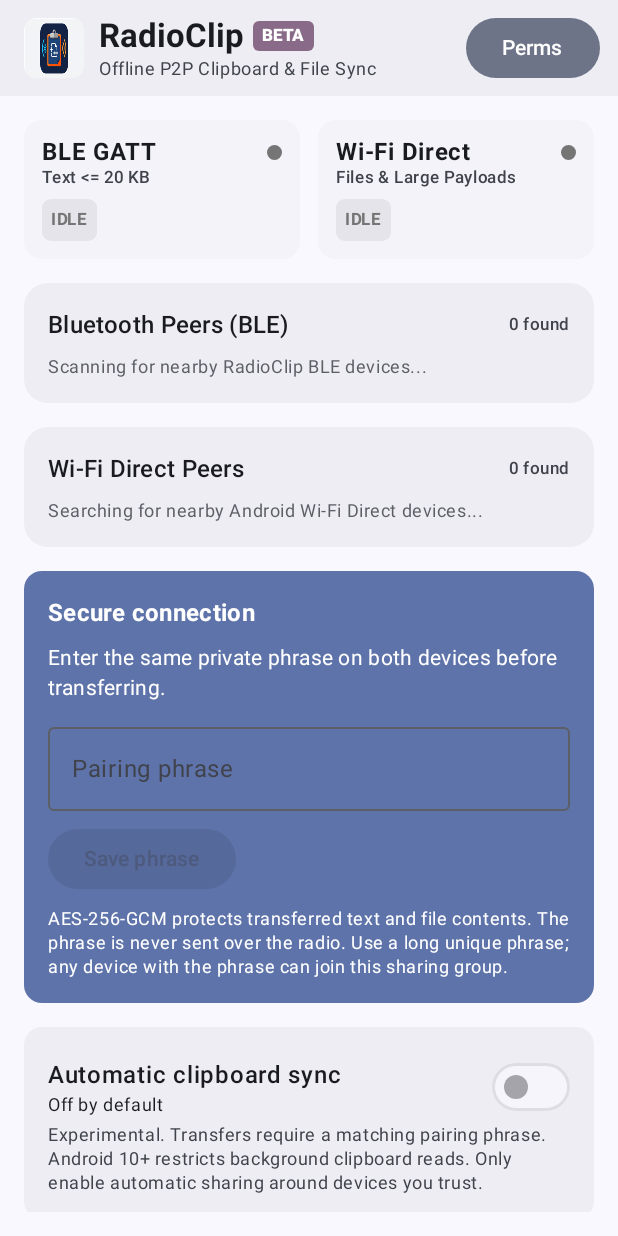
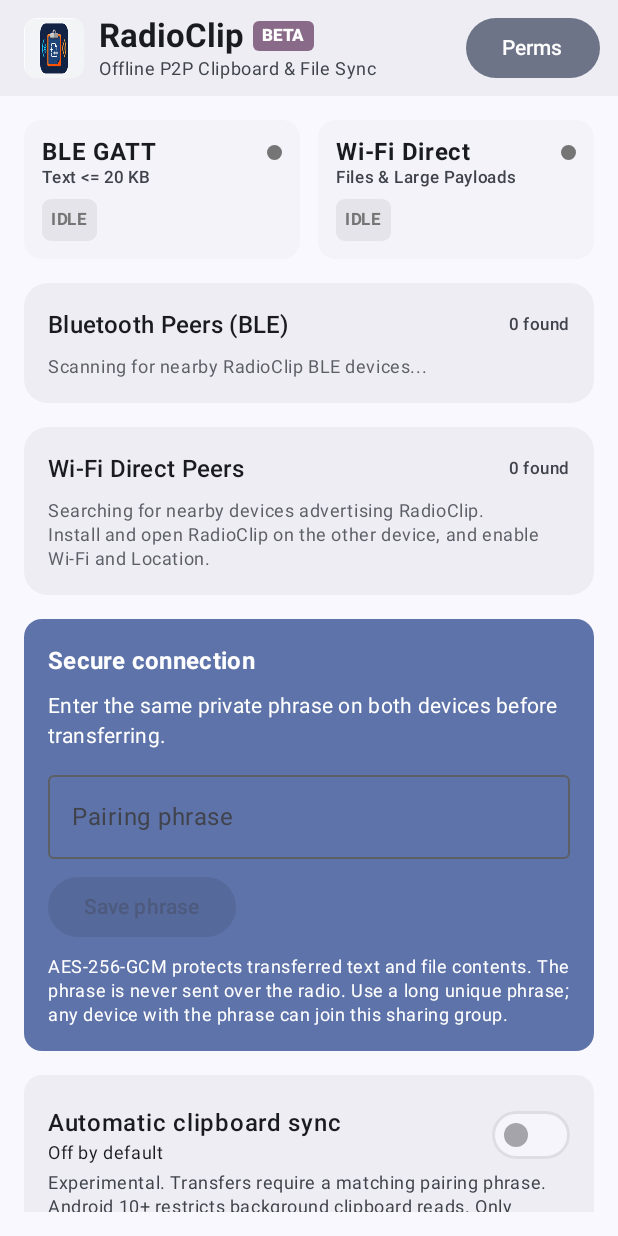
Before and after one commit to almogmaman12/RadioClip, an Android app built with Jetpack Compose: the screen it shows after launch (MainActivity), on a phone screen of 412 x 824 dp. Run offline under Robolectric (Android 15) with nearby library versions, the phone set to English and light mode, and no system bars; 2 statements that could not run were skipped.

Commit message:
Explain RadioClip-only discovery and validate pairing phrases before submission

```diff
--- a/app/src/main/java/com/almog/radioclip/ui/DashboardScreen.kt
+++ b/app/src/main/java/com/almog/radioclip/ui/DashboardScreen.kt
@@ -217,7 +217,7 @@ fun DashboardScreen(
                     title = "Wi-Fi Direct Peers",
                     peers = allWifiPeers,
                     connectedPeers = connectedWifiPeers,
-                    emptyText = "Searching for nearby Android Wi-Fi Direct devices...",
+                    emptyText = "Searching for nearby devices advertising RadioClip.\nInstall and open RadioClip on the other device, and enable Wi-Fi and Location.",
                     transportType = TransportType.WIFI_DIRECT_SOCKET,
                     onConnect = { onConnectPeer(TransportType.WIFI_DIRECT_SOCKET, it) }
                 )
@@ -254,7 +254,9 @@ fun DashboardScreen(
                         )
                         Row(horizontalArrangement = Arrangement.spacedBy(8.dp)) {
                             Button(
-                                enabled = pairingPhrase.length >= 16,
+                                enabled = pairingPhrase.length >= 16 &&
+                                    pairingPhrase.any { it.isLetter() } &&
+                                    pairingPhrase.any { it.isDigit() },
                                 onClick = {
                                     onPairingPhrase(pairingPhrase)
                                     pairingPhrase = ""
```
